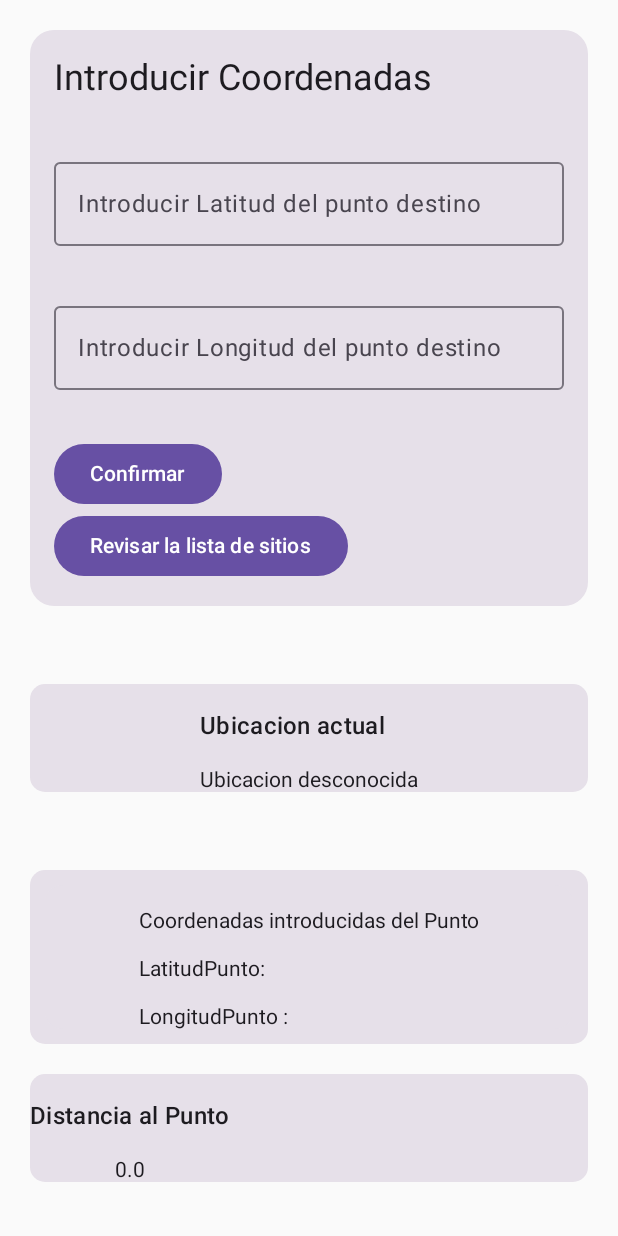
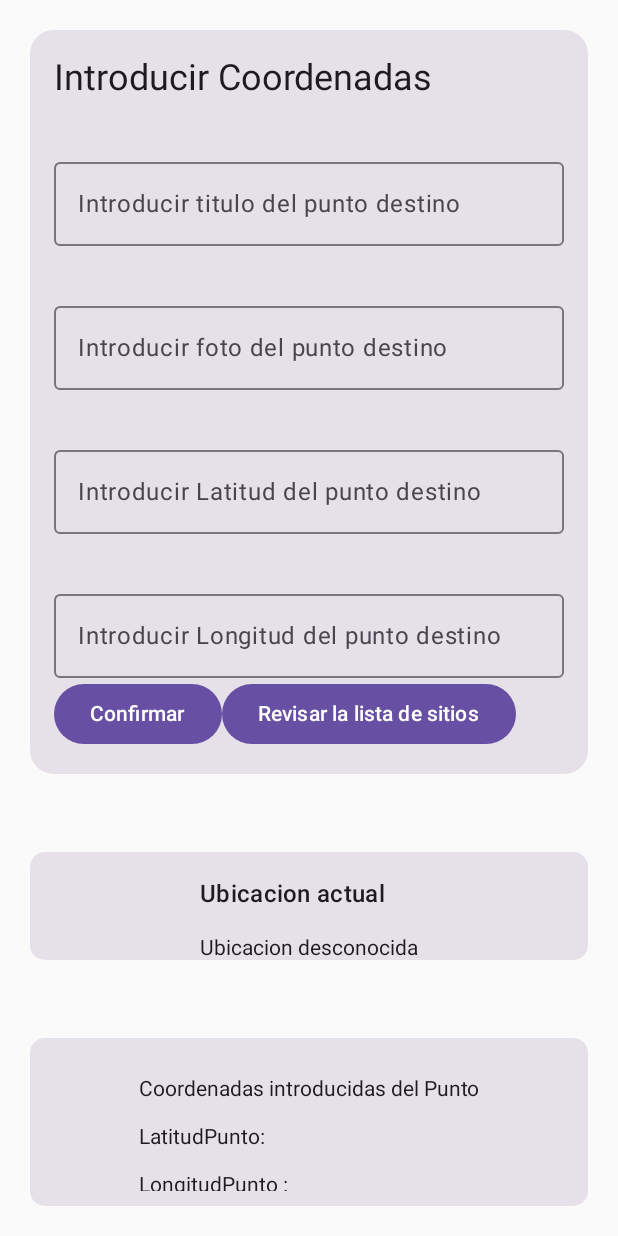
Before and after one commit to loquox/LoquoxLocation, an Android app built with Jetpack Compose: the screen it shows after launch (MainActivity), after a tap on "Confirmar", on a phone screen of 412 x 824 dp. Run offline under Robolectric (Android 15) with nearby library versions, the phone set to English and light mode, and no system bars; libraries missing offline, so code that uses them is left out: com.example; 4 statements that could not run were skipped.

Commit message:
introduir variables Título y foto al objeto Sitio

```diff
--- a/app/build.gradle.kts
+++ b/app/build.gradle.kts
@@ -44,6 +44,7 @@ dependencies {
 
 
     implementation("androidx.room:room-runtime:2.5.0")
+    implementation(libs.androidx.benchmark.macro)
     annotationProcessor("androidx.room:room-compiler:2.5.0")
 
     // Opcional: para usar coroutines con Room
--- a/app/src/main/java/com/example/LoquoxLocation/MainActivity.kt
+++ b/app/src/main/java/com/example/LoquoxLocation/MainActivity.kt
@@ -10,6 +10,7 @@ import androidx.activity.enableEdgeToEdge
 import androidx.activity.viewModels
 import androidx.compose.foundation.layout.Box
 import androidx.compose.foundation.layout.Column
+import androidx.compose.foundation.layout.Row
 import androidx.compose.foundation.layout.Spacer
 import androidx.compose.foundation.layout.fillMaxWidth
 import androidx.compose.foundation.layout.padding
@@ -56,9 +57,11 @@ import com.google.android.gms.location.LocationServices
 
 class MainActivity : ComponentActivity() {
 
-    data class Sitio(val latidud: String, val longitud: String)
+//    data class Sitio(val latidud: String, val longitud: String)
 
-    private val sitiosViewModel: SitiosViewModel by viewModels()
+    private val sitiosViewModel: SitiosViewModel by viewModels {
+        SitiosViewModelFactory(application)
+    }
 
     override fun onCreate(savedInstanceState: Bundle?) {
         super.onCreate(savedInstanceState)
@@ -95,8 +98,13 @@ fun LocationScreen(navController: NavHostController,
     val proximidad = 100.0
     var distancia by rememberSaveable { mutableStateOf(0.0) }
 
+
+    var tituloPunto by rememberSaveable { mutableStateOf("") }
+    var fotoPunto by rememberSaveable { mutableStateOf("") }
     var latitudPunto by rememberSaveable { mutableStateOf("") }
     var longitudPunto by rememberSaveable { mutableStateOf("") }
+
+
     val locationPermissionState = rememberPermissionState(
         permission = Manifest.permission.ACCESS_FINE_LOCATION
     )
@@ -107,20 +115,23 @@ fun LocationScreen(navController: NavHostController,
 
 
 
-
     Column(modifier = Modifier.padding(10.dp)) {
 
             IntroducirCoor(
                 navController,
+                tituloPunto,
+                fotoPunto,
                 latitudPunto,
                 longitudPunto,
                 sitiosViewModel,
-                onCoordenadasConfirmadas = { nuevaLatitud, nuevaLongitud ->
+                onCoordenadasConfirmadas = { titulo, foto, nuevaLatitud, nuevaLongitud ->
                     latitudPunto = nuevaLatitud
                     longitudPunto = nuevaLongitud
+                    tituloPunto = titulo
+                    fotoPunto = foto
                     confirmarCoordenadas = true
-                    sitiosViewModel.listaSitios.add(MainActivity.Sitio(nuevaLatitud, nuevaLongitud)
-                    )
+                    sitiosViewModel.guardarSitio(tituloPunto, fotoPunto, latitudPunto, longitudPunto)
+
                 }
             )
 
@@ -194,6 +205,9 @@ fun LocationScreen(navController: NavHostController,
                 }
             }}
 
+
+    }
+
     if (!locationPermissionState.status.isGranted) {
         Button(onClick = {
             locationPermissionState.launchPermissionRequest()
@@ -201,7 +215,7 @@ fun LocationScreen(navController: NavHostController,
             Text(text = "Solicitar Permiso")
         }
     }
-    }
+
 
     val locationRequest = LocationRequest.create().apply {
         interval = 10000
@@ -257,11 +271,14 @@ fun LocationScreen(navController: NavHostController,
 @Composable
 fun IntroducirCoor(
                     navController: NavHostController,
+                    titulo: String,
+                    foto: String,
                     latitud: String,
                     longitud: String,
                     sitiosViewModel: SitiosViewModel,
-                   onCoordenadasConfirmadas: (String, String) -> Unit){
-
+                   onCoordenadasConfirmadas: (String, String, String, String) -> Unit){
+    var titulolocal by rememberSaveable { mutableStateOf(titulo) }
+    var fotolocal by rememberSaveable { mutableStateOf(foto) }
     var latitudlocal by rememberSaveable { mutableStateOf(latitud) }
     var longitudlocal by rememberSaveable { mutableStateOf(longitud) }
 
@@ -278,6 +295,27 @@ fun IntroducirCoor(
                 text = "Introducir Coordenadas",
                 style = MaterialTheme.typography.headlineSmall
             )
+
+            Spacer(modifier = Modifier.padding(16.dp))
+
+            OutlinedTextField(
+                value = titulolocal,
+                onValueChange = { titulolocal = it },
+                label = { Text("Introducir titulo del punto destino") },
+                modifier = Modifier.fillMaxWidth()
+            )
+
+
+            Spacer(modifier = Modifier.padding(16.dp))
+
+            OutlinedTextField(
+                value = fotolocal,
+                onValueChange = { fotolocal = it },
+                label = { Text("Introducir foto del punto destino") },
+                modifier = Modifier.fillMaxWidth()
+            )
+
+
 
             Spacer(modifier = Modifier.padding(16.dp))
 
@@ -310,10 +348,13 @@ fun IntroducirCoor(
                     )
             )
 
-            Spacer(modifier = Modifier.padding(16.dp))
 
+
+            Row {
                 Button(onClick = {
-                onCoordenadasConfirmadas(latitudlocal, longitudlocal)
+                    onCoordenadasConfirmadas(titulolocal, fotolocal, latitudlocal, longitudlocal)
+                    titulolocal = ""
+                    fotolocal = ""
                     latitudlocal = ""
                     longitudlocal = ""
                 }) {
@@ -324,6 +365,7 @@ fun IntroducirCoor(
                     navController.navigate("listaSitios")
                 }) {
                     Text("Revisar la lista de sitios")
+                }
             }
         }
     }
--- a/app/src/main/java/com/example/LoquoxLocation/SitiosViewModel.kt
+++ b/app/src/main/java/com/example/LoquoxLocation/SitiosViewModel.kt
@@ -1,8 +1,37 @@
 package com.example.LoquoxLocation
 
-import androidx.lifecycle.ViewModel
+import android.app.Application
+import android.content.Context
+import androidx.lifecycle.AndroidViewModel
+import androidx.lifecycle.viewModelScope
+import com.example.LoquoxLocation.data.DatabaseHelper
+import com.example.LoquoxLocation.data.Sitio
+import kotlinx.coroutines.launch
 
-class SitiosViewModel: ViewModel() {
+class SitiosViewModel(applicationContext: Context): AndroidViewModel(applicationContext as Application) {
 
-    val listaSitios = mutableListOf<MainActivity.Sitio>()
+    val listaSitios = mutableListOf<Sitio>()
+    private val dbHelper = DatabaseHelper(applicationContext)
+
+    init {
+        cargarSitios()
+    }
+
+
+    fun cargarSitios(){
+        viewModelScope.launch {
+            val sitios = dbHelper.obtenerSitios()
+            listaSitios.clear()
+            listaSitios.addAll(sitios)
+
+
+        }
+    }
+
+    fun guardarSitio(titulo: String, foto: String, latitud: String, longitud: String ) {
+        viewModelScope.launch {
+            dbHelper.insertarSitio(titulo, foto, latitud, longitud)
+            cargarSitios()
+        }
 }
+    }
--- /dev/null
+++ b/app/src/main/java/com/example/LoquoxLocation/SitiosViewModelFactory.kt
@@ -0,0 +1,16 @@
+package com.example.LoquoxLocation
+
+import androidx.lifecycle.ViewModel
+import androidx.lifecycle.ViewModelProvider
+import android.app.Application
+import androidx.lifecycle.AndroidViewModel
+
+
+class SitiosViewModelFactory(private val application: Application) : ViewModelProvider.Factory {
+    override fun <T : ViewModel> create(modelClass: Class<T>): T {
+        if (modelClass.isAssignableFrom(SitiosViewModel::class.java)) {
+            return SitiosViewModel(application) as T
+        }
+        throw IllegalArgumentException("Unknown ViewModel class")
+    }
+}
--- a/gradle/libs.versions.toml
+++ b/gradle/libs.versions.toml
@@ -9,6 +9,7 @@ lifecycleRuntimeKtx = "2.8.7"
 activityCompose = "1.9.3"
 composeBom = "2024.04.01"
 playServicesLocation = "21.3.0"
+benchmarkMacro = "1.3.3"
 
 [libraries]
 androidx-core-ktx = { group = "androidx.core", name = "core-ktx", version.ref = "coreKtx" }
@@ -26,6 +27,7 @@ androidx-ui-test-manifest = { group = "androidx.compose.ui", name = "ui-test-man
 androidx-ui-test-junit4 = { group = "androidx.compose.ui", name = "ui-test-junit4" }
 androidx-material3 = { group = "androidx.compose.material3", name = "material3" }
 play-services-location = { group = "com.google.android.gms", name = "play-services-location", version.ref = "playServicesLocation" }
+androidx-benchmark-macro = { group = "androidx.benchmark", name = "benchmark-macro", version.ref = "benchmarkMacro" }
 
 [plugins]
 android-application = { id = "com.android.application", version.ref = "agp" }
```
Also changed, not shown: app/src/main/java/com/example/LoquoxLocation/data/DatabaseHelper.kt (added, +73 -0 lines), app/src/main/java/com/example/LoquoxLocation/data/Sitio.kt (added, +7 -0 lines), app/src/main/java/com/example/LoquoxLocation/screens/ListaSitios.kt (+58 -5 lines). Lines whose indentation alone changed are shown as unchanged.
